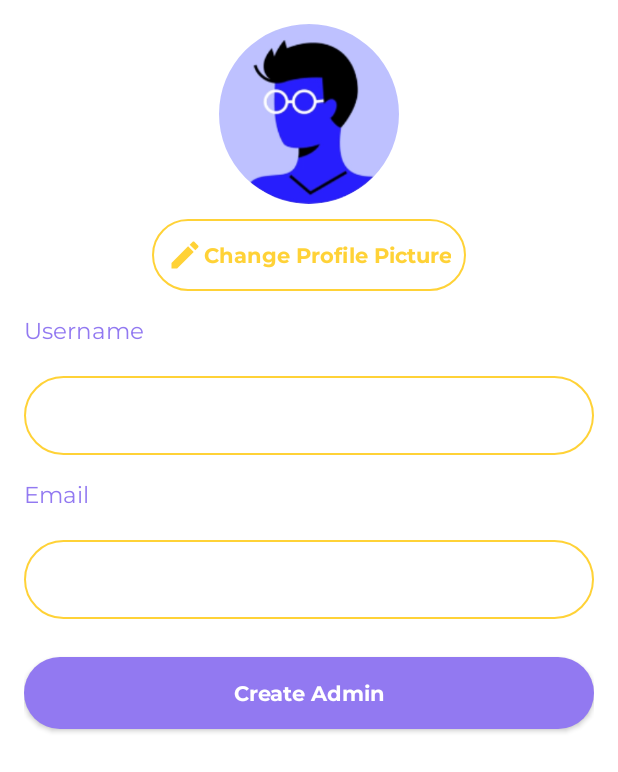
After one commit to 1R0N-MAN/AfricaRideAdmin, an Android app: the AddAdminAccountPage screen opened through its navigation route, on a phone screen of 412 x 824 dp. The commit adds this screen. Shown: the top 772 px of the screen. Run offline under Robolectric (Android 15) with nearby library versions, the phone set to English and light mode, and no system bars; our stand-ins replace Firebase (no records; nobody signed in at launch, a user with empty details on screens opened directly).

Commit message:
Implemented AddAdminAccountsPage Users can now create additional admins

```diff
--- a/app/src/main/AndroidManifest.xml
+++ b/app/src/main/AndroidManifest.xml
@@ -1,6 +1,10 @@
 <?xml version="1.0" encoding="utf-8"?>
 <manifest xmlns:android="http://schemas.android.com/apk/res/android"
     package="com.transportation.afriride_admin">
+
+    <uses-permission android:name="android.permission.READ_EXTERNAL_STORAGE" />
+    <uses-permission android:name="android.permission.WRITE_EXTERNAL_STORAGE" />
+    <uses-permission android:name="android.permission.CAMERA" />
 
     <application
         android:allowBackup="true"
--- /dev/null
+++ b/app/src/main/java/com/transportation/afriride_admin/AddAdminAccountPage.kt
@@ -0,0 +1,184 @@
+package com.transportation.afriride_admin
+
+
+import android.app.Activity
+import android.content.Intent
+import android.graphics.Bitmap
+import android.graphics.BitmapFactory
+import android.net.Uri
+import android.os.Bundle
+import android.provider.MediaStore
+import android.util.Log
+import androidx.fragment.app.Fragment
+import android.view.LayoutInflater
+import android.view.View
+import android.view.ViewGroup
+import android.widget.Button
+import android.widget.EditText
+import android.widget.ImageView
+import android.widget.Toast
+import androidx.activity.result.contract.ActivityResultContracts
+import androidx.appcompat.app.AlertDialog
+import androidx.core.graphics.drawable.toBitmap
+import androidx.navigation.fragment.findNavController
+import com.google.android.gms.tasks.Task
+import com.google.firebase.firestore.FirebaseFirestore
+import com.google.firebase.firestore.ktx.firestore
+import com.google.firebase.ktx.Firebase
+import com.google.firebase.storage.StorageReference
+import com.google.firebase.storage.ktx.storage
+import java.io.ByteArrayOutputStream
+import java.io.IOException
+
+class AddAdminAccountPage : Fragment() {
+
+    private lateinit var adminProfilePic: ImageView
+    private lateinit var changeProfilePicButton: Button
+    private lateinit var usernameEditText: EditText
+    private lateinit var emailEditText: EditText
+    private lateinit var createAdminButton: Button
+    private lateinit var db: FirebaseFirestore
+    private lateinit var storageRef: StorageReference
+    private lateinit var dialog: AlertDialog
+
+    override fun onCreateView(
+        inflater: LayoutInflater, container: ViewGroup?,
+        savedInstanceState: Bundle?
+    ): View? {
+        // Inflate the layout for this fragment
+        val view = inflater.inflate(R.layout.fragment_add_admin_account_page, container, false)
+
+        adminProfilePic = view.findViewById(R.id.adminProfilePic)
+
+        changeProfilePicButton = view.findViewById(R.id.changeProfilePicButton)
+        changeProfilePicButton.setOnClickListener {
+            selectImageFromGallery()
+        }
+
+        usernameEditText = view.findViewById(R.id.usernameEditText)
+        emailEditText = view.findViewById(R.id.emailEditText)
+
+        createAdminButton = view.findViewById(R.id.createAdminButton)
+        createAdminButton.setOnClickListener {
+            createAdmin()
+        }
+
+        db = Firebase.firestore
+        val storage = Firebase.storage
+        storageRef = storage.reference
+        return view
+    }
+
+    private fun createAdmin() {
+        showLoadingPopup()
+
+        // Get reference to admin collection
+        val adminRef = db.collection("admin").document()
+        // Get admin data from views
+        val username = usernameEditText.text.toString()
+        val email = emailEditText.text.toString()
+        val adminProfileData = hashMapOf(
+            "username" to username,
+            "email" to email
+        )
+
+        // TODO: Create Admin Account should also sign up user using email and password
+
+        // create new document and store admin data in document
+        adminRef.set(adminProfileData).addOnSuccessListener {
+            // get document id and bitmap from adminProfilePic ImageView
+            val bitmap = adminProfilePic.drawable.toBitmap()
+            // call uploadImageToFirebase() method
+            val adminId = adminRef.id
+            uploadImageToFirebase(bitmap, adminId)
+        }
+        .addOnFailureListener { e ->
+            Log.w(tag, "Error creating admin", e)
+            Toast.makeText(context, "Error Creating Admin!", Toast.LENGTH_LONG).show()
+            dialog.dismiss()
+        }
+    }
+
+    private val selectImageLauncher = registerForActivityResult(ActivityResultContracts.StartActivityForResult()) { result ->
+        if (result.resultCode == Activity.RESULT_OK) {
+            val data: Intent? = result.data
+            val selectedImage = data?.data
+            // Process the selected image
+            selectedImage?.let {
+                val bitmap: Bitmap? = loadBitmapFromUri(it)
+                bitmap?.let {
+                    // TODO: Profile pics can be unnecessarily large; must find a way to compress it
+
+                    adminProfilePic.setImageBitmap(bitmap)
+                }
+            }
+        }
+    }
+
+    private fun loadBitmapFromUri(uri: Uri): Bitmap? {
+        return try {
+            val inputStream = requireContext().contentResolver.openInputStream(uri)
+            BitmapFactory.decodeStream(inputStream)
+        } catch (e: IOException) {
+            e.printStackTrace()
+            null
+        }
+    }
+
+    private fun uploadImageToFirebase(bitmap: Bitmap, adminId: String) {
+        val imagesRef: StorageReference = storageRef.child("adminProfilePictures/$adminId.jpg")
+
+        // Convert the Bitmap to a byte array
+        val byteArrayOutputStream = ByteArrayOutputStream()
+        bitmap.compress(Bitmap.CompressFormat.JPEG, 100, byteArrayOutputStream)
+        val data = byteArrayOutputStream.toByteArray()
+
+        // Upload the byte array to Firebase Storage
+        val uploadTask = imagesRef.putBytes(data)
+        uploadTask.addOnCompleteListener { task ->
+            if (task.isSuccessful) {
+                // Image upload successful
+                val downloadUrl = imagesRef.downloadUrl
+                // You can save the download URL to the database or perform any other operations with it
+                storeAdminProfilePicDownloadUrl(adminId, downloadUrl)
+            } else {
+                // Image upload failed
+                val exception = task.exception
+                Log.w(tag, "Image Upload Failed", exception)
+                Toast.makeText(context, "Image Upload Failed!", Toast.LENGTH_LONG).show()
+                dialog.dismiss()
+            }
+        }
+    }
+
+    private fun storeAdminProfilePicDownloadUrl(adminId: String, downloadUrlTask: Task<Uri>) {
+        downloadUrlTask.addOnSuccessListener { uri ->
+            // get download url
+            val downloadUrl = uri.toString()
+            // upload download url to admin profile
+            val adminRef = db.collection("admin").document(adminId)
+            adminRef.update("profilePicUrl", downloadUrl)
+            dialog.dismiss()
+            // close add admin page
+            findNavController().navigateUp()
+        }.addOnFailureListener { e ->
+            Log.w(tag, "Couldn't get download url!", e)
+            dialog.dismiss()
+        }
+    }
+
+    private fun selectImageFromGallery() {
+        val intent = Intent(Intent.ACTION_PICK, MediaStore.Images.Media.EXTERNAL_CONTENT_URI)
+        selectImageLauncher.launch(intent)
+    }
+
+    private fun showLoadingPopup() {
+        val dialogBuilder = AlertDialog.Builder(requireContext())
+        val inflater = requireActivity().layoutInflater
+        val dialogView = inflater.inflate(R.layout.loading_dialog_layout, null)
+        dialogBuilder.setView(dialogView)
+        dialogBuilder.setCancelable(false)
+        dialog = dialogBuilder.create()
+        dialog.show()
+    }
+}
--- a/app/src/main/java/com/transportation/afriride_admin/AdminAccountsPage.kt
+++ b/app/src/main/java/com/transportation/afriride_admin/AdminAccountsPage.kt
@@ -9,6 +9,7 @@ import android.view.ViewGroup
 import android.widget.Button
 import android.widget.Toast
 import androidx.appcompat.app.AlertDialog
+import androidx.navigation.fragment.findNavController
 import androidx.recyclerview.widget.RecyclerView
 import com.google.firebase.firestore.FirebaseFirestore
 import com.google.firebase.firestore.QueryDocumentSnapshot
@@ -32,11 +33,16 @@ class AdminAccountsPage : Fragment() {
         adminAccountsRecyclerView = view.findViewById(R.id.adminAccountsRecyclerView)
 
         addAdminAccountButton = view.findViewById(R.id.addAdminAccountButton)
+        addAdminAccountButton.setOnClickListener{ openAddAdminAccountPage() }
 
         db = Firebase.firestore
 
         getAdminAccounts()
         return view
+    }
+
+    private fun openAddAdminAccountPage() {
+        findNavController().navigate(R.id.action_adminAccountsPage_to_addAdminAccountPage)
     }
 
     private fun getAdminAccounts() {
--- /dev/null
+++ b/app/src/main/res/layout/fragment_add_admin_account_page.xml
@@ -0,0 +1,113 @@
+<?xml version="1.0" encoding="utf-8"?>
+<androidx.constraintlayout.widget.ConstraintLayout
+    xmlns:android="http://schemas.android.com/apk/res/android"
+    xmlns:app="http://schemas.android.com/apk/res-auto"
+    xmlns:tools="http://schemas.android.com/tools"
+    android:layout_width="match_parent"
+    android:layout_height="match_parent"
+    android:padding="@dimen/app_page_padding"
+    tools:context=".AddAdminAccountPage">
+
+    <com.google.android.material.imageview.ShapeableImageView
+        android:id="@+id/adminProfilePic"
+        android:layout_width="120dp"
+        android:layout_height="120dp"
+        android:scaleType="centerCrop"
+        app:layout_constraintTop_toTopOf="parent"
+        app:layout_constraintStart_toStartOf="parent"
+        app:layout_constraintEnd_toEndOf="parent"
+        app:srcCompat="@drawable/user_icon"
+        app:shapeAppearanceOverlay="@style/roundedImageViewRounded"/>
+
+    <androidx.appcompat.widget.AppCompatButton
+        android:id="@+id/changeProfilePicButton"
+        android:layout_width="wrap_content"
+        android:layout_height="wrap_content"
+        android:padding="@dimen/app_margin_size"
+        android:layout_marginTop="@dimen/app_margin_size"
+        android:background="@drawable/edit_text_oval_bg"
+        android:text="@string/change_profile_picture"
+        android:drawableStart="@drawable/ic_edit"
+        android:drawableTint="@color/yellow_700"
+        android:textColor="@color/yellow_700"
+        android:fontFamily="@font/montserrat_bold"
+        android:textAllCaps="false"
+        app:layout_constraintTop_toBottomOf="@id/adminProfilePic"
+        app:layout_constraintStart_toStartOf="parent"
+        app:layout_constraintEnd_toEndOf="parent"
+        />
+
+    <TextView
+        android:id="@+id/usernameTextView"
+        android:layout_width="match_parent"
+        android:layout_height="wrap_content"
+        android:layout_marginTop="@dimen/app_page_padding"
+        android:text="@string/username"
+        android:textSize="@dimen/app_normal_text_size"
+        android:textColor="@color/purple_500"
+        android:fontFamily="@font/montserrat_regular"
+        app:layout_constraintTop_toBottomOf="@id/changeProfilePicButton"/>
+
+    <com.google.android.material.textfield.TextInputLayout
+        android:id="@+id/usernameTextInputLayout"
+        android:layout_width="match_parent"
+        android:layout_height="wrap_content"
+        android:layout_marginTop="@dimen/app_margin_size"
+        app:boxBackgroundMode="none"
+        app:layout_constraintTop_toBottomOf="@id/usernameTextView">
+
+        <com.google.android.material.textfield.TextInputEditText
+            android:id="@+id/usernameEditText"
+            android:layout_width="match_parent"
+            android:layout_height="wrap_content"
+            android:padding="@dimen/app_normal_text_size"
+            android:textColorHighlight="@color/purple_200"
+            android:background="@drawable/edit_text_oval_bg"
+            android:inputType="textPersonName"/>
+
+    </com.google.android.material.textfield.TextInputLayout>
+
+    <TextView
+        android:id="@+id/emailTextView"
+        android:layout_width="match_parent"
+        android:layout_height="wrap_content"
+        android:layout_marginTop="@dimen/app_page_padding"
+        android:text="@string/email"
+        android:textSize="@dimen/app_normal_text_size"
+        android:textColor="@color/purple_500"
+        android:fontFamily="@font/montserrat_regular"
+        app:layout_constraintTop_toBottomOf="@id/usernameTextInputLayout"/>
+
+    <com.google.android.material.textfield.TextInputLayout
+        android:id="@+id/emailTextInputLayout"
+        android:layout_width="match_parent"
+        android:layout_height="wrap_content"
+        android:layout_marginTop="@dimen/app_margin_size"
+        app:boxBackgroundMode="none"
+        app:layout_constraintTop_toBottomOf="@id/emailTextView">
+
+        <com.google.android.material.textfield.TextInputEditText
+            android:id="@+id/emailEditText"
+            android:layout_width="match_parent"
+            android:layout_height="wrap_content"
+            android:padding="@dimen/app_normal_text_size"
+            android:textColorHighlight="@color/purple_200"
+            android:background="@drawable/edit_text_oval_bg"
+            android:inputType="textEmailAddress"/>
+
+    </com.google.android.material.textfield.TextInputLayout>
+
+    <androidx.appcompat.widget.AppCompatButton
+        android:id="@+id/createAdminButton"
+        android:layout_width="match_parent"
+        android:layout_height="wrap_content"
+        android:layout_marginTop="@dimen/app_header_size"
+        android:background="@drawable/oval_button"
+        android:backgroundTint="@color/purple_500"
+        android:text="@string/create_admin"
+        android:textColor="@color/white"
+        android:fontFamily="@font/montserrat_bold"
+        android:textAllCaps="false"
+        app:layout_constraintTop_toBottomOf="@id/emailTextInputLayout"/>
+
+</androidx.constraintlayout.widget.ConstraintLayout>
--- a/app/src/main/res/navigation/navigation_graph_main.xml
+++ b/app/src/main/res/navigation/navigation_graph_main.xml
@@ -45,5 +45,14 @@
         android:id="@+id/adminAccountsPage"
         android:name="com.transportation.afriride_admin.AdminAccountsPage"
         android:label="fragment_admin_accounts_page"
-        tools:layout="@layout/fragment_admin_accounts_page" />
+        tools:layout="@layout/fragment_admin_accounts_page" >
+        <action
+            android:id="@+id/action_adminAccountsPage_to_addAdminAccountPage"
+            app:destination="@id/addAdminAccountPage" />
+    </fragment>
+    <fragment
+        android:id="@+id/addAdminAccountPage"
+        android:name="com.transportation.afriride_admin.AddAdminAccountPage"
+        android:label="fragment_add_admin_account_page"
+        tools:layout="@layout/fragment_add_admin_account_page" />
 </navigation>
--- a/app/src/main/res/values/strings.xml
+++ b/app/src/main/res/values/strings.xml
@@ -15,11 +15,16 @@
     <!-- Forgot Password Page -->
     <string name="forgot_password_content">Oops! Looks like you\'ve forgotten your password. But that\'s okay, enter the email address you used to create your account and we\'ll send you a link to reset your password.\n\nIn case you do not get an email, kindly check your spam folder because our mails sometimes end up there for some reason.</string>
     <string name="send_reset_mail">Reset Password</string>
-    <!-- TODO: Remove or change this placeholder text -->
-    <string name="hello_blank_fragment">Hello blank fragment</string>
+
+    <!-- Home Page -->
     <string name="welcome_username">Welcome %s</string>
     <string name="admin_accounts">Admin Accounts</string>
     <string name="driver_accounts">Driver Accounts</string>
     <string name="add_driver">Add Driver</string>
+
+    <!-- Add Admin Account Page -->
     <string name="create_new_admin">Create New Admin</string>
+    <string name="change_profile_picture">Change Profile Picture</string>
+    <string name="username">Username</string>
+    <string name="create_admin">Create Admin</string>
 </resources>
```
